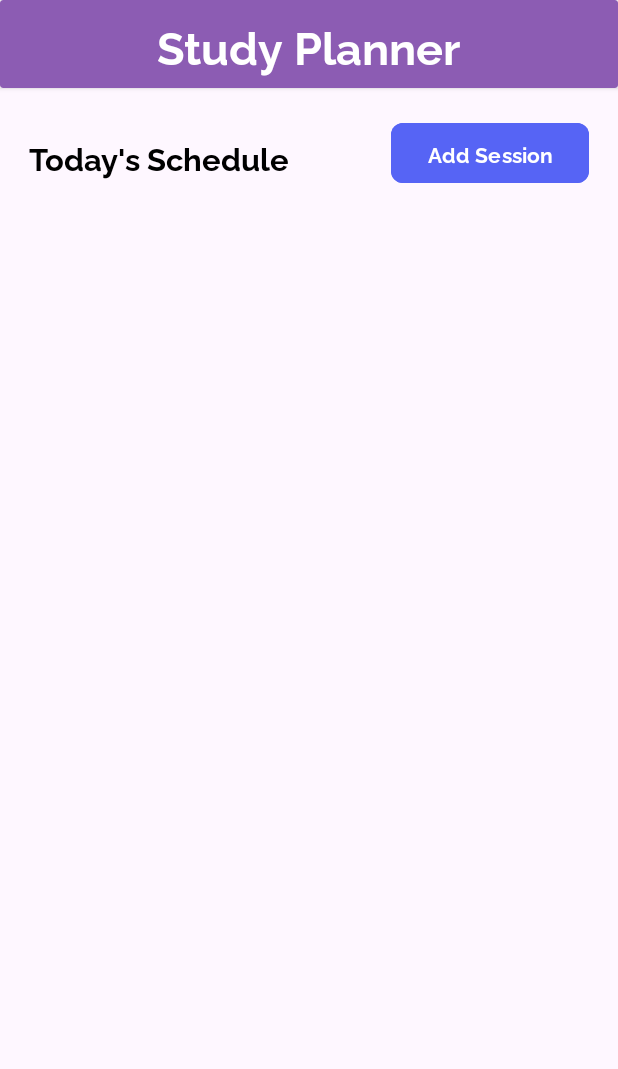
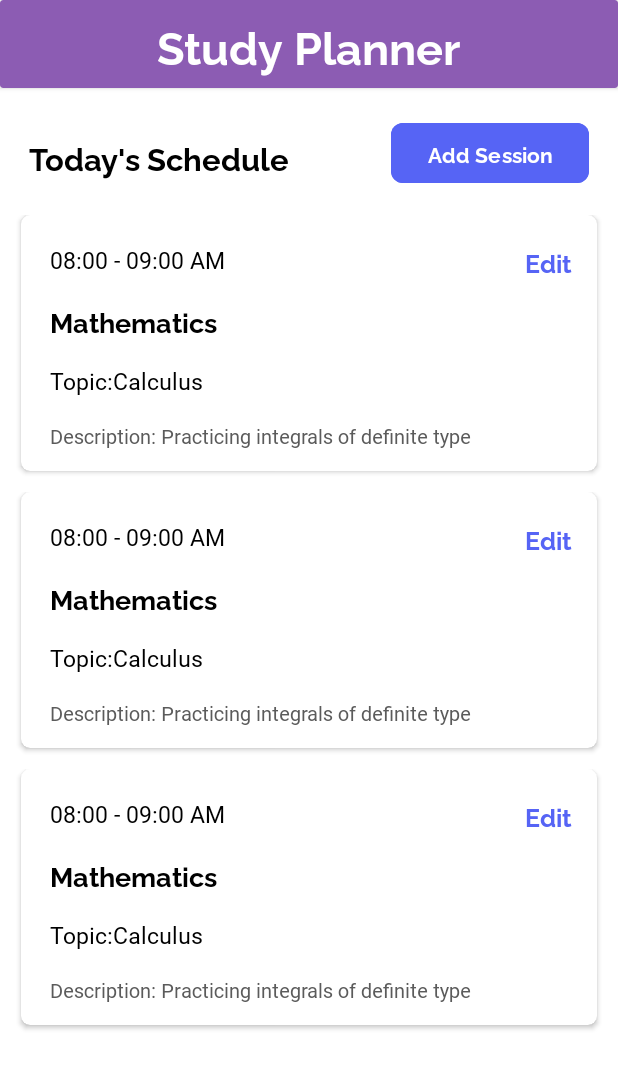
Before and after one commit to astronix1/Orbit, an Android app: the layout activity_planner.xml on its own in the app's theme, with its tools: preview values and no code run, on a phone screen of 412 x 824 dp. Shown: the top 1069 px of the screen. Run offline under Robolectric (Android 15) with nearby library versions, the phone set to English and light mode, and no system bars.

Commit message:
planner added

```diff
--- a/app/src/main/java/com/example/myapp/planner.kt
+++ b/app/src/main/java/com/example/myapp/planner.kt
@@ -5,16 +5,24 @@ import androidx.activity.enableEdgeToEdge
 import androidx.appcompat.app.AppCompatActivity
 import androidx.core.view.ViewCompat
 import androidx.core.view.WindowInsetsCompat
+import androidx.recyclerview.widget.RecyclerView
+import com.example.myapp.databinding.ActivityPlannerBinding
 
 class planner : AppCompatActivity() {
+    private lateinit var recyclerview: RecyclerView
+    private lateinit var binding: ActivityPlannerBinding
     override fun onCreate(savedInstanceState: Bundle?) {
         super.onCreate(savedInstanceState)
         enableEdgeToEdge()
-        setContentView(R.layout.activity_planner)
+        binding=ActivityPlannerBinding.inflate(layoutInflater)
+        setContentView(binding.root)
         ViewCompat.setOnApplyWindowInsetsListener(findViewById(R.id.main)) { v, insets ->
             val systemBars = insets.getInsets(WindowInsetsCompat.Type.systemBars())
             v.setPadding(systemBars.left, systemBars.top, systemBars.right, systemBars.bottom)
             insets
         }
+
+
+
     }
 }
--- /dev/null
+++ b/app/src/main/java/com/example/myapp/planner_adapter.kt
@@ -0,0 +1,25 @@
+package com.example.myapp.com.example.myapp
+
+import android.view.LayoutInflater
+import android.view.View
+import android.view.ViewGroup
+import androidx.recyclerview.widget.RecyclerView
+import com.example.myapp.R
+
+
+class planner_adapter(var datalist: ArrayList<planner_data>): RecyclerView.Adapter<planner_adapter.planner_item_viewholder>() {
+    inner class planner_item_viewholder(var view:View): RecyclerView.ViewHolder(view)
+
+    override fun onCreateViewHolder(parent: ViewGroup, viewType: Int): planner_item_viewholder {
+        var view= LayoutInflater.from(parent.context).inflate(R.layout.item_list,parent,false)
+        return planner_item_viewholder(view)
+    }
+
+    override fun getItemCount(): Int {
+       return datalist.size
+    }
+
+    override fun onBindViewHolder(holder: planner_item_viewholder, position: Int) {
+        TODO("Not yet implemented")
+    }
+}
--- /dev/null
+++ b/app/src/main/java/com/example/myapp/planner_data.kt
@@ -0,0 +1,3 @@
+package com.example.myapp.com.example.myapp
+
+data class planner_data(var hour1: Int, var minute1: Int, var hour2:Int, var minute2: Int, var Des:String, var sub:String, var topic:String  )
--- a/app/src/main/res/layout/activity_planner.xml
+++ b/app/src/main/res/layout/activity_planner.xml
@@ -5,6 +5,7 @@
     android:id="@+id/main"
     android:layout_width="match_parent"
     android:layout_height="match_parent"
+    android:background="#FFF"
     tools:context=".planner">
 
     <androidx.cardview.widget.CardView
@@ -66,16 +67,16 @@
         app:layout_constraintTop_toBottomOf="@+id/cardView" />
 
     <androidx.recyclerview.widget.RecyclerView
-        android:layout_width="409dp"
-        android:layout_height="603dp"
-        android:layout_marginStart="1dp"
-        android:layout_marginTop="1dp"
-        android:layout_marginEnd="1dp"
-        android:layout_marginBottom="1dp"
+        android:layout_width="match_parent"
+        android:layout_height="0dp"
+        android:layout_marginTop="@dimen/_65sdp"
+
+        android:paddingBottom="@dimen/_12sdp"
         app:layout_constraintBottom_toBottomOf="parent"
         app:layout_constraintEnd_toEndOf="parent"
         app:layout_constraintStart_toStartOf="parent"
-        app:layout_constraintTop_toBottomOf="@+id/button2" />
+        app:layout_constraintTop_toBottomOf="@+id/cardView"
+        tools:listitem="@layout/item_list" />
 
 
 </androidx.constraintlayout.widget.ConstraintLayout>
--- /dev/null
+++ b/app/src/main/res/layout/item_list.xml
@@ -0,0 +1,95 @@
+<?xml version="1.0" encoding="utf-8"?>
+<androidx.constraintlayout.widget.ConstraintLayout xmlns:android="http://schemas.android.com/apk/res/android"
+    xmlns:app="http://schemas.android.com/apk/res-auto"
+    xmlns:tools="http://schemas.android.com/tools"
+    android:layout_width="match_parent"
+    android:layout_height="wrap_content">
+
+    <androidx.cardview.widget.CardView
+        android:layout_width="match_parent"
+        android:layout_height="wrap_content"
+        android:layout_marginStart="@dimen/_11sdp"
+        android:layout_marginEnd="@dimen/_11sdp"
+        android:layout_marginBottom="@dimen/_11sdp"
+        android:backgroundTint="#FFF"
+        android:elevation="5dp"
+        app:cardCornerRadius="6dp"
+        app:layout_constraintBottom_toBottomOf="parent"
+        app:layout_constraintEnd_toEndOf="parent"
+        app:layout_constraintStart_toStartOf="parent"
+        app:layout_constraintTop_toTopOf="parent">
+
+        <androidx.constraintlayout.widget.ConstraintLayout
+            android:layout_width="match_parent"
+            android:layout_height="match_parent"
+            android:paddingBottom="@dimen/_11sdp">
+
+            <TextView
+                android:id="@+id/textView19"
+                android:layout_width="wrap_content"
+                android:layout_height="wrap_content"
+                android:layout_marginStart="@dimen/_15sdp"
+                android:layout_marginTop="@dimen/_15sdp"
+                android:fontFamily="@font/raleway_semibold"
+                android:text="08:00 - 09:00 AM"
+                android:textColor="#000"
+                android:textSize="@dimen/_12ssp"
+                app:layout_constraintStart_toStartOf="parent"
+                app:layout_constraintTop_toTopOf="parent" />
+
+            <TextView
+                android:id="@+id/textView20"
+                android:layout_width="wrap_content"
+                android:layout_height="wrap_content"
+                android:layout_marginStart="@dimen/_15sdp"
+                android:layout_marginTop="@dimen/_13sdp"
+                android:fontFamily="@font/raleway_bold"
+
+                android:text="Mathematics"
+                android:textColor="#000"
+                android:textSize="@dimen/_14ssp"
+                app:layout_constraintStart_toStartOf="parent"
+                app:layout_constraintTop_toBottomOf="@+id/textView19" />
+
+            <TextView
+                android:id="@+id/textView21"
+                android:layout_width="wrap_content"
+                android:layout_height="wrap_content"
+                android:layout_marginStart="@dimen/_15sdp"
+                android:layout_marginTop="@dimen/_13sdp"
+                android:fontFamily="@font/raleway_semibold"
+                android:text="Topic:Calculus"
+                android:textColor="#000"
+                android:textSize="@dimen/_12ssp"
+
+                app:layout_constraintStart_toStartOf="parent"
+                app:layout_constraintTop_toBottomOf="@+id/textView20" />
+
+            <TextView
+                android:id="@+id/textView22"
+                android:layout_width="wrap_content"
+                android:layout_height="wrap_content"
+                android:layout_marginStart="@dimen/_15sdp"
+                android:layout_marginTop="@dimen/_13sdp"
+                android:fontFamily="@font/raleway_semibold"
+                android:text="Description: Practicing integrals of definite type"
+                android:textColor="#5B5B5B"
+                android:textSize="@dimen/_10ssp"
+                app:layout_constraintStart_toStartOf="parent"
+                app:layout_constraintTop_toBottomOf="@+id/textView21" />
+
+            <TextView
+                android:id="@+id/textView23"
+                android:layout_width="wrap_content"
+                android:layout_height="wrap_content"
+                android:layout_marginTop="@dimen/_15sdp"
+                android:layout_marginEnd="@dimen/_13sdp"
+                android:fontFamily="@font/raleway_bold"
+                android:text="Edit"
+                android:textColor="#5664F5"
+                android:textSize="@dimen/_13ssp"
+                app:layout_constraintEnd_toEndOf="parent"
+                app:layout_constraintTop_toTopOf="parent" />
+        </androidx.constraintlayout.widget.ConstraintLayout>
+    </androidx.cardview.widget.CardView>
+</androidx.constraintlayout.widget.ConstraintLayout>
```
